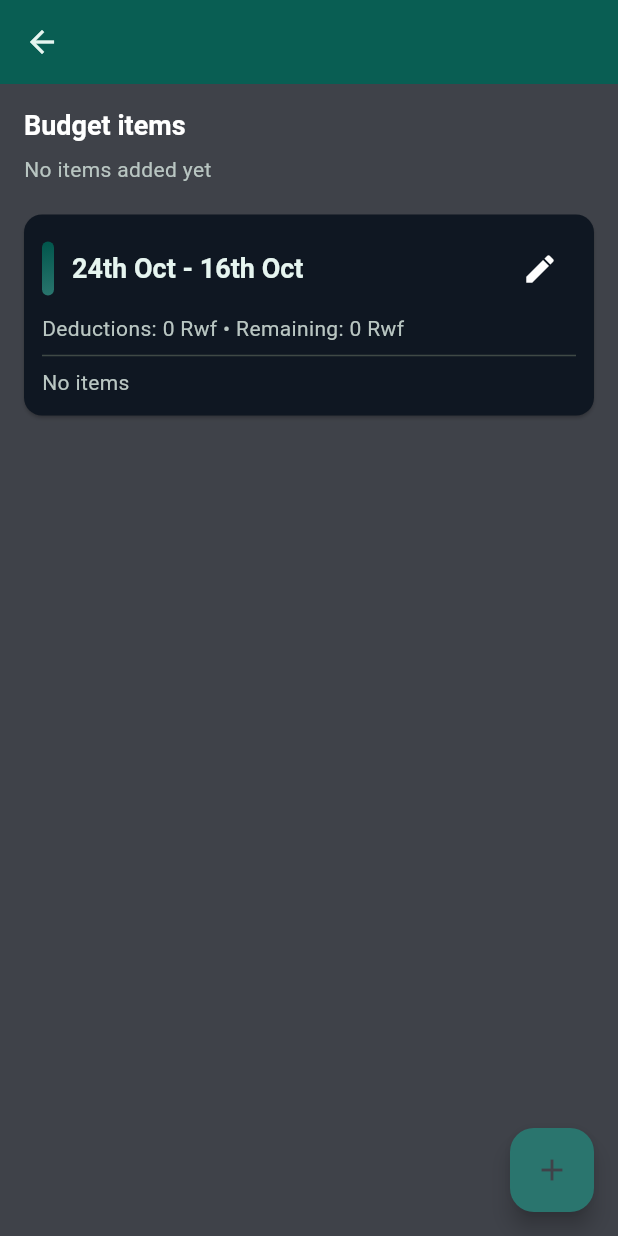
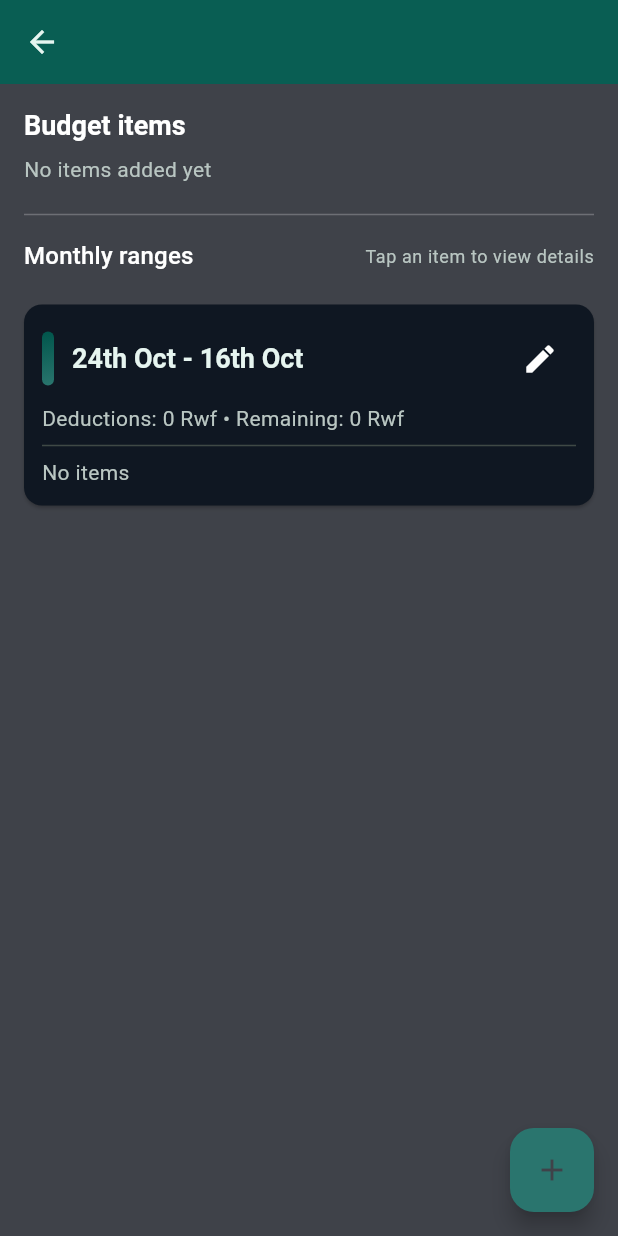
Before and after one commit to julesntare/sugo, a Flutter app: the BudgetDetailScreen screen opened directly with empty values, on a phone screen of 412 x 824 dp. Run offline on Flutter 3.47's test engine with Material 3 defaults, Android fonts, the phone set to English and light mode, and no system bars; our stand-ins replace shared_preferences, sqflite; accounts and stored records are empty.

Commit message:
added separator in budget items screen

```diff
--- a/lib/screens/budget_detail_screen.dart
+++ b/lib/screens/budget_detail_screen.dart
@@ -346,6 +346,27 @@ class _BudgetDetailScreenState extends State<BudgetDetailScreen> {
                     );
                   }),
                 const SizedBox(height: 12),
+                const Divider(color: Colors.white24),
+                const SizedBox(height: 8),
+                Row(
+                  mainAxisAlignment: MainAxisAlignment.spaceBetween,
+                  children: [
+                    Text(
+                      'Monthly ranges',
+                      style: Theme.of(
+                        context,
+                      ).textTheme.titleMedium?.copyWith(color: Colors.white),
+                    ),
+                    // small hint to show separation
+                    Text(
+                      'Tap an item to view details',
+                      style: Theme.of(context).textTheme.bodySmall?.copyWith(
+                        color: AppColors.lightGrey,
+                      ),
+                    ),
+                  ],
+                ),
+                const SizedBox(height: 12),
               ],
             );
           }
```
